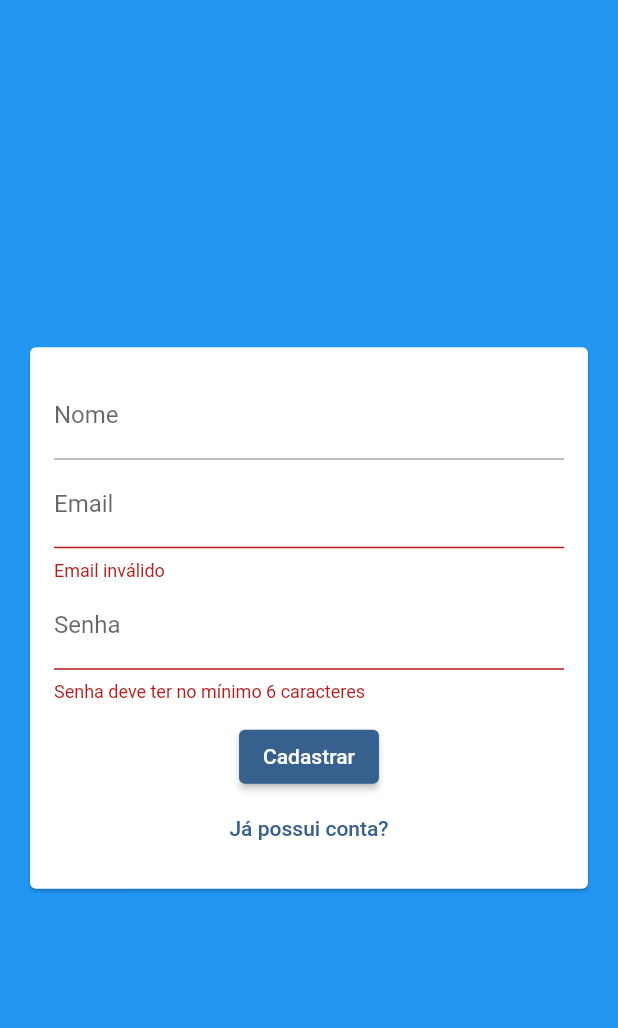
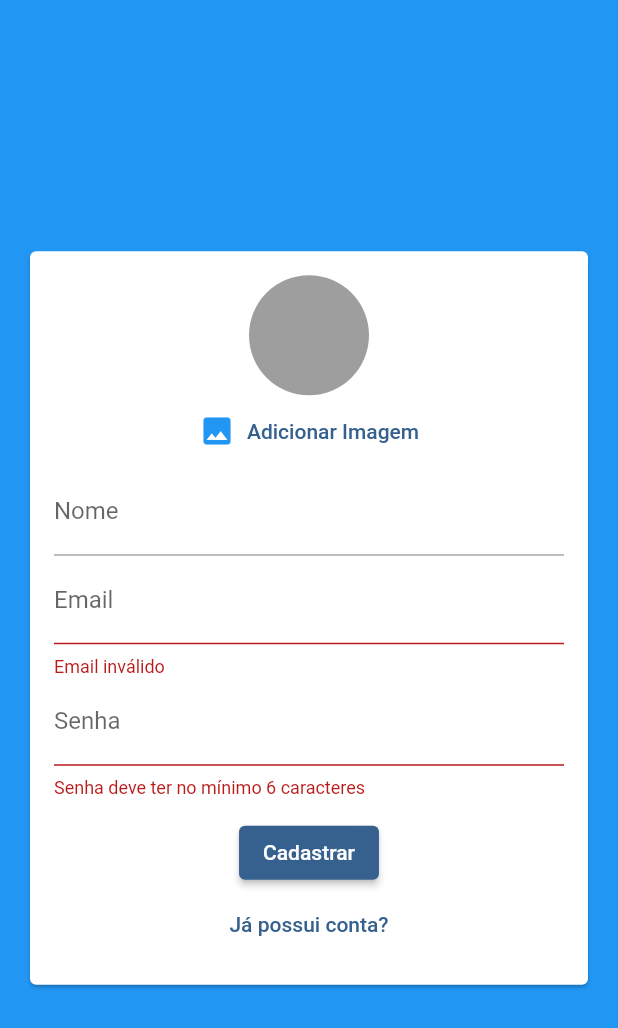
Before and after one commit to BrunoPivoto/chat-flutter, a Flutter app: the screen it shows after launch, after a tap on "Entrar", after a tap on "Criar nova conta", on a phone screen of 412 x 824 dp. Shown: the top 1028 px of the screen. Run offline on Flutter 3.47's test engine with Material 2 defaults, Android fonts, the phone set to English and light mode, and no system bars; our stand-ins replace image_picker.

```diff
--- a/lib/components/auth_form.dart
+++ b/lib/components/auth_form.dart
@@ -1,5 +1,8 @@
 // ignore_for_file: no_leading_underscores_for_local_identifiers
 
+import 'dart:io';
+
+import 'package:chat/components/user_image_picker.dart';
 import 'package:chat/models/auth_form_data.dart';
 import 'package:flutter/material.dart';
 
@@ -15,10 +18,24 @@ class _AuthFormState extends State<AuthForm> {
   final _formKey = GlobalKey<FormState>();
   final _formData = AuthFormData();
 
+  void _handleImagePick(File image) {
+    _formData.image = image;
+  }
+
+  void _showError(String msg) {
+    ScaffoldMessenger.of(context).showSnackBar(SnackBar(
+      content: Text(msg),
+      backgroundColor: Theme.of(context).colorScheme.error,
+    ));
+  }
+
   void _submit() {
     final isValid = _formKey.currentState?.validate() ?? false;
 
     if (!isValid) return;
+    if (_formData.image == null && _formData.isSignup) {
+      return _showError('Imagem não selecionada');
+    }
     widget.onSubmit(_formData);
   }
 
@@ -32,6 +49,7 @@ class _AuthFormState extends State<AuthForm> {
             key: _formKey,
             child: Column(
               children: [
+                if (_formData.isSignup) UserImagePicker(onImagePick: _handleImagePick),
                 if (_formData.isSignup)
                   TextFormField(
                     initialValue: _formData.name,
--- /dev/null
+++ b/lib/components/user_image_picker.dart
@@ -0,0 +1,52 @@
+import 'dart:io';
+
+import 'package:flutter/material.dart';
+import 'package:image_picker/image_picker.dart';
+
+class UserImagePicker extends StatefulWidget {
+  final void Function(File image) onImagePick;
+  const UserImagePicker({super.key, required this.onImagePick});
+
+  @override
+  State<UserImagePicker> createState() => _UserImagePickerState();
+}
+
+class _UserImagePickerState extends State<UserImagePicker> {
+  File? _image;
+
+  Future<void> _pickImage() async {
+    final picker = ImagePicker();
+    final pickedImage = await picker.pickImage(
+      source: ImageSource.gallery,
+      imageQuality: 50,
+      maxWidth: 150,
+    );
+    if (pickedImage != null) {
+      setState(() {
+        _image = File(pickedImage.path);
+      });
+      widget.onImagePick(_image!);
+    }
+  }
+
+  @override
+  Widget build(BuildContext context) {
+    return Column(
+      children: [
+        CircleAvatar(
+          radius: 40,
+          backgroundColor: Colors.grey,
+          backgroundImage: _image != null ? FileImage(_image!) : null,
+        ),
+        TextButton.icon(
+          onPressed: _pickImage,
+          label: const Text('Adicionar Imagem'),
+          icon: Icon(
+            Icons.image,
+            color: Theme.of(context).primaryColor,
+          ),
+        ),
+      ],
+    );
+  }
+}
```
